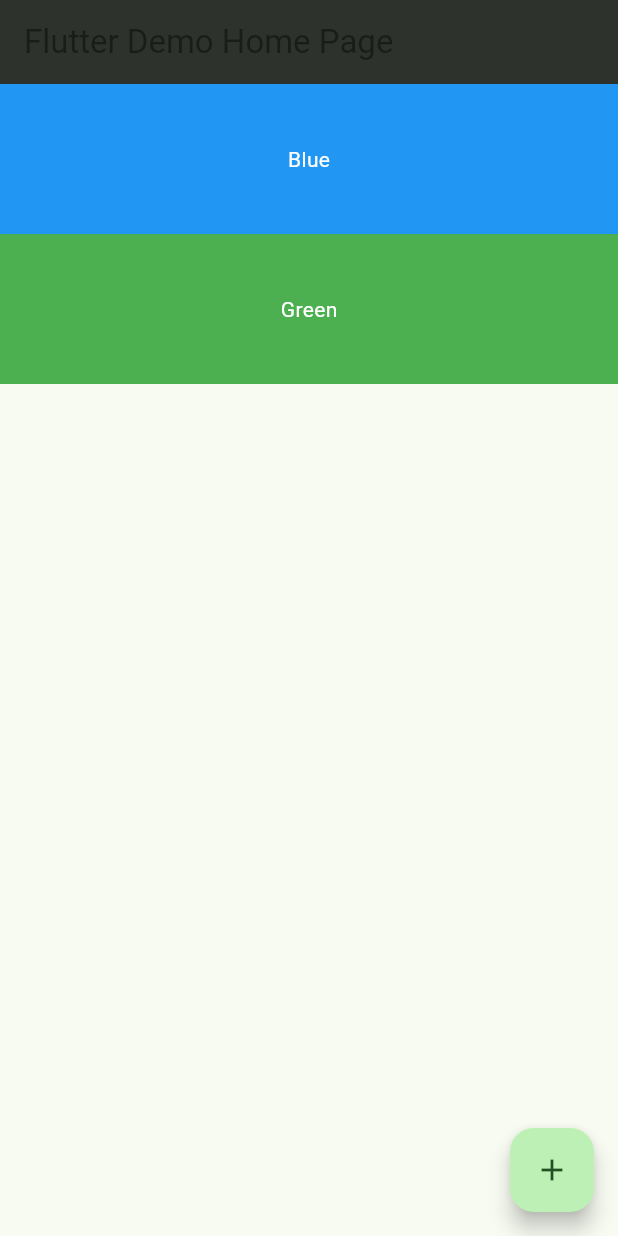
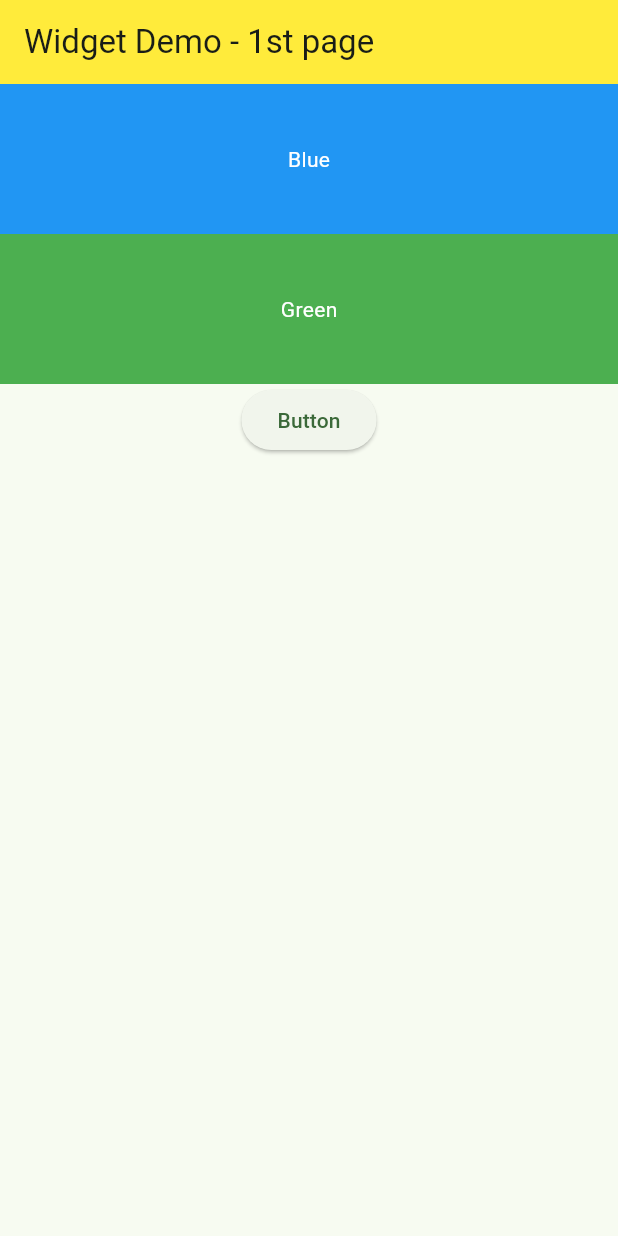
Before and after one commit to ksj-tkinuta/widget_demo, a Flutter app: the screen it shows after launch, on a phone screen of 412 x 824 dp. Run offline on Flutter 3.47's test engine with Material 3 defaults, Android fonts, the phone set to English and light mode, and no system bars; missing offline and left inert: dart:ffi.

```diff
--- /dev/null
+++ b/lib/first_page.dart
@@ -0,0 +1,62 @@
+import 'package:flutter/cupertino.dart';
+import 'package:flutter/material.dart';
+import 'package:widget_demo/second_page.dart';
+
+class FirstPage extends StatelessWidget {
+  const FirstPage({super.key});
+
+  @override
+  Widget build(BuildContext context) {
+    return Scaffold(
+      appBar: AppBar(
+        backgroundColor: Colors.yellow,
+        title: const Text('Widget Demo - 1st page'),
+      ),
+      body: Column(
+        children: [
+          Container(
+            width: double.infinity,
+            height: 100,
+            color: Colors.blue,
+            child: const Center(
+              child: Text(
+                'Blue',
+                style: TextStyle(
+                  color: Colors.white,
+                ),
+              ),
+            ),
+          ),
+          Container(
+            width: double.infinity,
+            height: 100,
+            color: Colors.green,
+            child: const Center(
+              child: Text(
+                'Green',
+                style: TextStyle(
+                  color: Colors.white,
+                ),
+              ),
+            ),
+          ),
+          Container(
+              child: Center(
+            child: ElevatedButton(
+              onPressed: () {
+                Navigator.push(
+                  context,
+                  MaterialPageRoute(
+                      builder: (context) => const SecondPage(),
+                      fullscreenDialog: false,
+                      allowSnapshotting: false),
+                );
+              },
+              child: const Text('Button'),
+            ),
+          ))
+        ],
+      ),
+    );
+  }
+}
--- a/lib/main.dart
+++ b/lib/main.dart
@@ -1,6 +1,8 @@
 import 'dart:ffi';
 
 import 'package:flutter/material.dart';
+import 'package:widget_demo/first_page.dart';
+import 'package:widget_demo/second_page.dart';
 
 void main() {
   runApp(const MyApp());
@@ -18,71 +20,7 @@ class MyApp extends StatelessWidget {
         colorScheme: ColorScheme.fromSeed(seedColor: Colors.green),
         useMaterial3: true,
       ),
-      home: const MyHomePage(title: 'Flutter Demo Home Page'),
+      home: FirstPage(),
     );
   }
 }
-
-class MyHomePage extends StatefulWidget {
-  const MyHomePage({super.key, required this.title});
-
-  final String title;
-
-  @override
-  State<MyHomePage> createState() => _MyHomePageState();
-}
-
-class _MyHomePageState extends State<MyHomePage> {
-  int _counter = 0;
-
-  void _incrementCounter() {
-    setState(() {
-      _counter++;
-    });
-  }
-
-  @override
-  Widget build(BuildContext context) {
-    return Scaffold(
-      appBar: AppBar(
-        backgroundColor: Theme.of(context).colorScheme.inverseSurface,
-        title: Text(widget.title),
-      ),
-      body: Column(
-        children: [
-          Container(
-            width: double.infinity,
-            height: 100,
-            color: Colors.blue,
-            child: Center(
-              child: Text(
-                'Blue',
-                style: TextStyle(
-                  color: Colors.white,
-                ),
-              ),
-            ),
-          ),
-          Container(
-            width: double.infinity,
-            height: 100,
-            color: Colors.green,
-            child: Center(
-              child: Text(
-                'Green',
-                style: TextStyle(
-                  color: Colors.white,
-                ),
-              ),
-            ),
-          )
-        ],
-      ),
-      floatingActionButton: FloatingActionButton(
-        onPressed: _incrementCounter,
-        tooltip: 'Increment',
-        child: const Icon(Icons.add),
-      ), // This trailing comma makes auto-formatting nicer for build methods.
-    );
-  }
-}
```
Also changed, not shown: lib/second_page.dart (added, +59 -0 lines).
